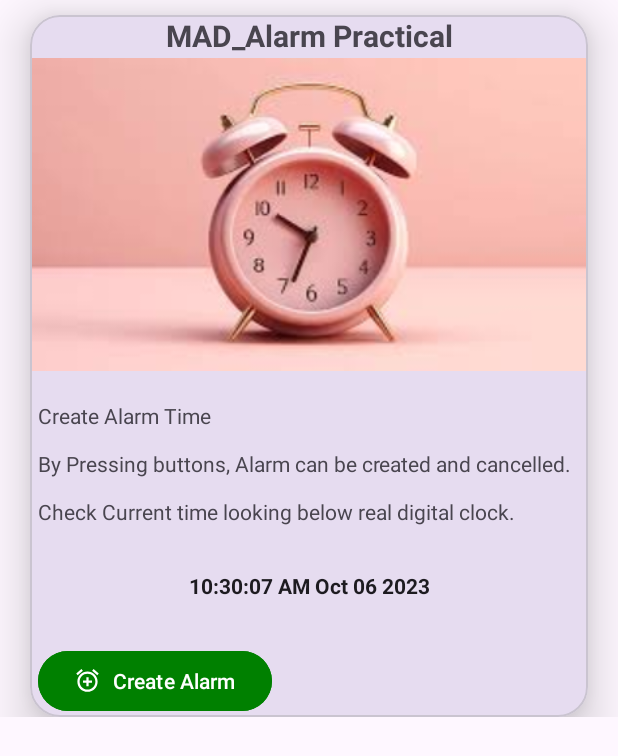
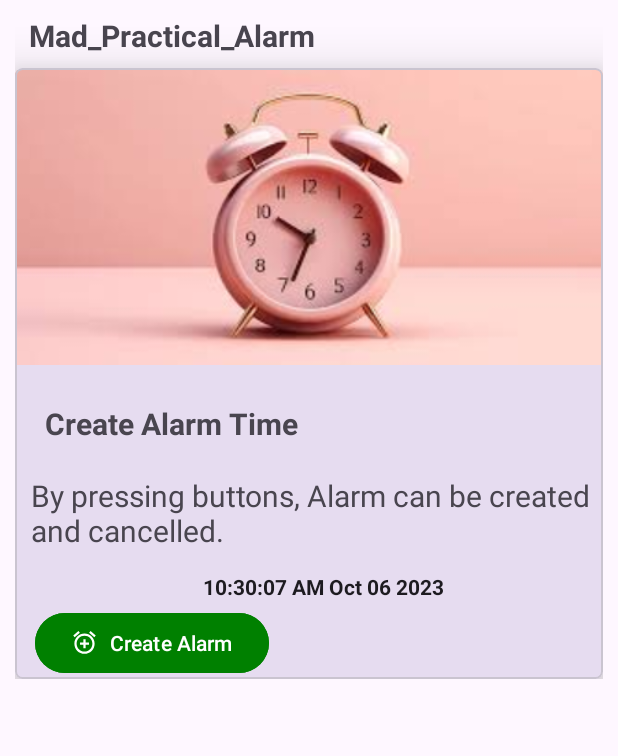
Before and after one commit to AdesharaBrijesh/MAD_Practical-8_21012021001, an Android app: the screen it shows after launch (MainActivity), on a phone screen of 412 x 824 dp. Shown: the top 756 px of the screen. Run offline under Robolectric (Android 15) with nearby library versions, the phone set to English and light mode, and no system bars.

Commit message:
seconnd commit

```diff
--- a/app/src/main/java/com/example/mad_practical_8_21012021001/MainActivity.kt
+++ b/app/src/main/java/com/example/mad_practical_8_21012021001/MainActivity.kt
@@ -17,45 +17,50 @@ import com.google.android.material.card.MaterialCardView
 import java.text.SimpleDateFormat
 import java.util.Calendar
 class MainActivity : AppCompatActivity() {
-    @SuppressLint("MissingInflatedId")
+
     override fun onCreate(savedInstanceState: Bundle?) {
         super.onCreate(savedInstanceState)
         setContentView(R.layout.activity_main)
+
         val addAlarm : MaterialButton = findViewById(R.id.createAlarm)
         val card : MaterialCardView = findViewById(R.id.mcv1)
+
         card.visibility = View.GONE
+
         addAlarm.setOnClickListener {
-            TimePickerDialog(this, {tp, hour, minute -> setAlarmTime(hour, minute) },
-                Calendar.getInstance().get(Calendar.HOUR), Calendar.getInstance().get(Calendar.MINUTE),
-                false).show()
+            TimePickerDialog(this, {tp, hour, minute -> setAlarmTime(hour, minute) }, Calendar.getInstance().get(Calendar.HOUR), Calendar.getInstance().get(Calendar.MINUTE), false).show()
             card.visibility = View.VISIBLE
         }
-        val cancelAlarm : MaterialButton = findViewById(R.id.cancelAlarm)
+
+        val cancelAlarm : MaterialButton = findViewById(R.id.createAlarmmcv1)
         cancelAlarm.setOnClickListener {
             stop()
             card.visibility = View.GONE
         }
     }
-    fun setAlarmTime(hour : Int, minute : Int){
+
+    private fun setAlarmTime(hour : Int, minute : Int){
         val alarmtime = Calendar.getInstance()
         val year = alarmtime.get(Calendar.YEAR)
         val month = alarmtime.get(Calendar.MONTH)
         val date = alarmtime.get(Calendar.DATE)
         alarmtime.set(year, month, date, hour, minute, 0)
-        val textAlarmTime : TextClock = findViewById(R.id.clocktime)
+        val textAlarmTime : TextClock = findViewById(R.id.textClock)
         textAlarmTime.text = SimpleDateFormat("hh:mm:ss a").format(alarmtime.time)
         setAlarm(alarmtime.timeInMillis, AlarmBroadcastReceiver.ALARM_START)
         Toast.makeText(this, "Alarm Set", Toast.LENGTH_LONG).show()
     }
+
     fun stop() {
         setAlarm(-1, AlarmBroadcastReceiver.ALARM_STOP)
     }
+
     fun setAlarm(militime : Long, action : String) {
         val intentalarm = Intent(applicationContext, AlarmBroadcastReceiver::class.java)
         intentalarm.putExtra(AlarmBroadcastReceiver.ALARM_KEY, action)
-        val pendingintent = PendingIntent.getBroadcast(applicationContext, 4356, intentalarm,
-            PendingIntent.FLAG_UPDATE_CURRENT or PendingIntent.FLAG_IMMUTABLE)
+        val pendingintent = PendingIntent.getBroadcast(applicationContext, 4356, intentalarm, PendingIntent.FLAG_UPDATE_CURRENT or PendingIntent.FLAG_IMMUTABLE)
         val alarmmanager = getSystemService(ALARM_SERVICE) as AlarmManager
+
         if (action == AlarmBroadcastReceiver.ALARM_START) {
             alarmmanager.setExact(AlarmManager.RTC_WAKEUP, militime, pendingintent)
         }
--- a/app/src/main/res/layout/activity_main.xml
+++ b/app/src/main/res/layout/activity_main.xml
@@ -1,144 +1,202 @@
 <?xml version="1.0" encoding="utf-8"?>
-<androidx.constraintlayout.widget.ConstraintLayout
-    xmlns:android="http://schemas.android.com/apk/res/android"
+<androidx.constraintlayout.widget.ConstraintLayout xmlns:android="http://schemas.android.com/apk/res/android"
     xmlns:app="http://schemas.android.com/apk/res-auto"
     xmlns:tools="http://schemas.android.com/tools"
     android:layout_width="match_parent"
     android:layout_height="match_parent"
-    tools:context=".MainActivity">
+    tools:context=".MainActivity" >
+
     <androidx.core.widget.NestedScrollView
         android:layout_width="match_parent"
-        android:layout_height="match_parent">
+        android:layout_height="match_parent"
+        app:layout_constraintStart_toStartOf="parent"
+        tools:layout_editor_absoluteY="-82dp">
+
         <androidx.constraintlayout.widget.ConstraintLayout
             android:layout_width="match_parent"
-            android:layout_height="wrap_content">
+            android:layout_height="wrap_content"
+            android:padding="10dp">
+
+
+            <TextView
+                android:id="@+id/textView"
+                android:layout_width="wrap_content"
+                android:layout_height="wrap_content"
+                android:text="Mad_Practical_Alarm"
+                android:textSize="20sp"
+                android:textStyle="bold"
+                app:layout_constraintEnd_toEndOf="parent"
+                app:layout_constraintHorizontal_bias="0.045"
+                app:layout_constraintStart_toStartOf="parent"
+                app:layout_constraintTop_toTopOf="parent" />
 
             <com.google.android.material.card.MaterialCardView
                 android:id="@+id/mcv"
                 android:layout_width="match_parent"
                 android:layout_height="wrap_content"
-                android:layout_marginTop="10dp"
-                android:layout_marginHorizontal="20dp"
-                android:elevation="20dp"
-                app:cardCornerRadius="20dp"
+                android:layout_marginTop="35dp"
+                app:cardCornerRadius="5dp"
                 app:cardElevation="20dp"
-                app:layout_constraintEnd_toEndOf="parent"
-                app:layout_constraintStart_toStartOf="parent"
-                app:layout_constraintTop_toTopOf="parent">
+                app:layout_constraintTop_toTopOf="parent"
+                tools:layout_editor_absoluteX="10dp">
 
                 <androidx.constraintlayout.widget.ConstraintLayout
                     android:layout_width="match_parent"
                     android:layout_height="wrap_content">
 
                     <TextView
-                        android:id="@+id/textView"
+                        android:id="@+id/textView4"
                         android:layout_width="wrap_content"
                         android:layout_height="wrap_content"
-                        android:text="MAD_Alarm Practical"
+                        android:layout_marginStart="5dp"
+                        android:layout_marginTop="15dp"
+                        android:padding="5dp"
+                        android:text="By pressing buttons, Alarm can be created and cancelled."
+                        android:textSize="20sp"
+                        app:layout_constraintEnd_toEndOf="parent"
+                        app:layout_constraintHorizontal_bias="0.0"
+                        app:layout_constraintStart_toStartOf="parent"
+                        app:layout_constraintTop_toBottomOf="@+id/textView3" />
+
+                    <TextView
+                        android:id="@+id/textView3"
+                        android:layout_width="wrap_content"
+                        android:layout_height="wrap_content"
+                        android:layout_marginStart="5dp"
+                        android:layout_marginTop="24dp"
+                        android:text="Create Alarm Time"
                         android:textSize="20sp"
                         android:textStyle="bold"
                         app:layout_constraintEnd_toEndOf="parent"
+                        app:layout_constraintHorizontal_bias="0.066"
                         app:layout_constraintStart_toStartOf="parent"
-                        app:layout_constraintTop_toTopOf="parent" />
+                        app:layout_constraintTop_toBottomOf="@+id/imageView2" />
+
 
                     <ImageView
-                        android:id="@+id/imageView"
-                        android:layout_width="415dp"
-                        android:layout_height="215dp"
-                        android:layout_marginTop="25dp"
+                        android:id="@+id/imageView2"
+                        android:layout_width="match_parent"
+                        android:layout_height="199dp"
+                        app:layout_constraintBottom_toBottomOf="parent"
                         app:layout_constraintEnd_toEndOf="parent"
+                        app:layout_constraintHorizontal_bias="1.0"
                         app:layout_constraintStart_toStartOf="parent"
                         app:layout_constraintTop_toTopOf="parent"
+                        app:layout_constraintVertical_bias="0.0"
                         app:srcCompat="@drawable/img" />
 
-                    <TextView
-                        android:id="@+id/textView2"
+                    <TextClock
+                        android:id="@+id/textClock"
                         android:layout_width="wrap_content"
                         android:layout_height="wrap_content"
-                        android:layout_marginLeft="5dp"
-                        android:layout_marginBottom="-100dp"
-                        android:text="Create Alarm Time \n\nBy Pressing buttons, Alarm can be created and cancelled.
-                           \n\nCheck Current time looking below real digital clock."
-                        app:layout_constraintBottom_toBottomOf="@+id/imageView"
-                        app:layout_constraintEnd_toEndOf="parent"
-                        app:layout_constraintHorizontal_bias="0.07"
-                        app:layout_constraintStart_toStartOf="parent" />
-
-                    <TextClock
-                        android:id="@+id/clocktime"
-                        android:layout_width="wrap_content"
-                        android:layout_height="wrap_content"
-                        android:layout_marginTop="20dp"
+                        android:layout_marginTop="60dp"
                         android:format12Hour="hh:mm:ss a MMM dd yyyy"
                         android:padding="10dp"
                         android:textStyle="bold"
                         app:layout_constraintEnd_toEndOf="parent"
-                        app:layout_constraintStart_toStartOf="parent"
-                        app:layout_constraintTop_toBottomOf="@+id/textView2" />
+                        app:layout_constraintHorizontal_bias="0.533"
+                        app:layout_constraintStart_toStartOf="@+id/textView4"
+                        app:layout_constraintTop_toTopOf="@+id/textView4" />
 
                     <com.google.android.material.button.MaterialButton
                         android:id="@+id/createAlarm"
                         android:layout_width="wrap_content"
                         android:layout_height="wrap_content"
-                        android:layout_marginStart="5dp"
-                        android:layout_marginTop="20dp"
+                        android:layout_marginTop="32dp"
                         android:backgroundTint="#008000"
                         android:text="Create Alarm"
                         app:icon="@drawable/baseline_add_alarm_24"
+                        app:layout_constraintEnd_toEndOf="parent"
+                        app:layout_constraintHorizontal_bias="0.056"
                         app:layout_constraintStart_toStartOf="parent"
-                        app:layout_constraintTop_toBottomOf="@+id/clocktime">
-
-                    </com.google.android.material.button.MaterialButton>
+                        app:layout_constraintTop_toBottomOf="@+id/textView4" />
                 </androidx.constraintlayout.widget.ConstraintLayout>
             </com.google.android.material.card.MaterialCardView>
+
+
             <com.google.android.material.card.MaterialCardView
                 android:id="@+id/mcv1"
                 android:layout_width="match_parent"
                 android:layout_height="wrap_content"
+                android:layout_marginTop="35dp"
+                app:cardCornerRadius="5dp"
                 app:cardElevation="20dp"
-                android:layout_marginHorizontal="20dp"
-                android:layout_marginTop="15dp"
-                android:elevation="20dp"
-                app:cardCornerRadius="20dp"
                 app:layout_constraintTop_toBottomOf="@+id/mcv">
+
                 <androidx.constraintlayout.widget.ConstraintLayout
                     android:layout_width="match_parent"
                     android:layout_height="wrap_content">
+
+                    <TextView
+                        android:id="@+id/textView4mcv1"
+                        android:layout_width="wrap_content"
+                        android:layout_height="wrap_content"
+                        android:layout_marginStart="5dp"
+                        android:layout_marginTop="15dp"
+                        android:padding="5dp"
+                        android:text="By pressing buttons, Alarm can be created and cancelled."
+                        android:textSize="20sp"
+                        app:layout_constraintEnd_toEndOf="parent"
+                        app:layout_constraintHorizontal_bias="0.0"
+                        app:layout_constraintStart_toStartOf="parent"
+                        app:layout_constraintTop_toBottomOf="@+id/textView3mcv1" />
+
+                    <TextView
+                        android:id="@+id/textView3mcv1"
+                        android:layout_width="wrap_content"
+                        android:layout_height="wrap_content"
+                        android:layout_marginStart="5dp"
+                        android:layout_marginTop="24dp"
+                        android:text="Create Alarm Time"
+                        android:textSize="20sp"
+                        android:textStyle="bold"
+                        app:layout_constraintEnd_toEndOf="parent"
+                        app:layout_constraintHorizontal_bias="0.066"
+                        app:layout_constraintStart_toStartOf="parent"
+                        app:layout_constraintTop_toBottomOf="@+id/imageView2mcv1" />
+
+
                     <ImageView
-                        android:id="@+id/imageView1"
-                        android:layout_width="415dp"
-                        android:layout_height="215dp"
-                        android:layout_marginTop="25dp"
+                        android:id="@+id/imageView2mcv1"
+                        android:layout_width="match_parent"
+                        android:layout_height="199dp"
+                        app:layout_constraintBottom_toBottomOf="parent"
                         app:layout_constraintEnd_toEndOf="parent"
+                        app:layout_constraintHorizontal_bias="1.0"
                         app:layout_constraintStart_toStartOf="parent"
                         app:layout_constraintTop_toTopOf="parent"
+                        app:layout_constraintVertical_bias="0.0"
                         app:srcCompat="@drawable/img" />
+
                     <TextClock
-                        android:id="@+id/clocktime1"
+                        android:id="@+id/textClockmcv1"
                         android:layout_width="wrap_content"
                         android:layout_height="wrap_content"
-                        android:layout_marginTop="170dp"
+                        android:layout_marginTop="60dp"
                         android:format12Hour="hh:mm:ss a MMM dd yyyy"
                         android:padding="10dp"
                         android:textStyle="bold"
-                        app:layout_constraintBottom_toBottomOf="parent"
                         app:layout_constraintEnd_toEndOf="parent"
-                        app:layout_constraintStart_toStartOf="parent"
-                        app:layout_constraintTop_toTopOf="@+id/imageView1" />
+                        app:layout_constraintHorizontal_bias="0.533"
+                        app:layout_constraintStart_toStartOf="@+id/textView4mcv1"
+                        app:layout_constraintTop_toTopOf="@+id/textView4mcv1" />
+
                     <com.google.android.material.button.MaterialButton
-                        android:id="@+id/cancelAlarm"
+                        android:id="@+id/createAlarmmcv1"
                         android:layout_width="wrap_content"
                         android:layout_height="wrap_content"
-                        android:layout_marginStart="5dp"
-                        android:layout_marginTop="20dp"
+                        android:layout_marginTop="32dp"
                         android:backgroundTint="#008000"
-                        android:text="@string/cancel_alarm"
-                        app:icon="@drawable/baseline_alarm_off_24"
+                        android:text="Cancel Alarm"
+                        app:icon="@drawable/baseline_add_alarm_24"
+                        app:layout_constraintEnd_toEndOf="parent"
+                        app:layout_constraintHorizontal_bias="0.056"
                         app:layout_constraintStart_toStartOf="parent"
-                        app:layout_constraintTop_toBottomOf="@+id/clocktime1">
-                    </com.google.android.material.button.MaterialButton>
+                        app:layout_constraintTop_toBottomOf="@+id/textView4mcv1" />
                 </androidx.constraintlayout.widget.ConstraintLayout>
             </com.google.android.material.card.MaterialCardView>
+
         </androidx.constraintlayout.widget.ConstraintLayout>
+
     </androidx.core.widget.NestedScrollView>
 </androidx.constraintlayout.widget.ConstraintLayout>
```
